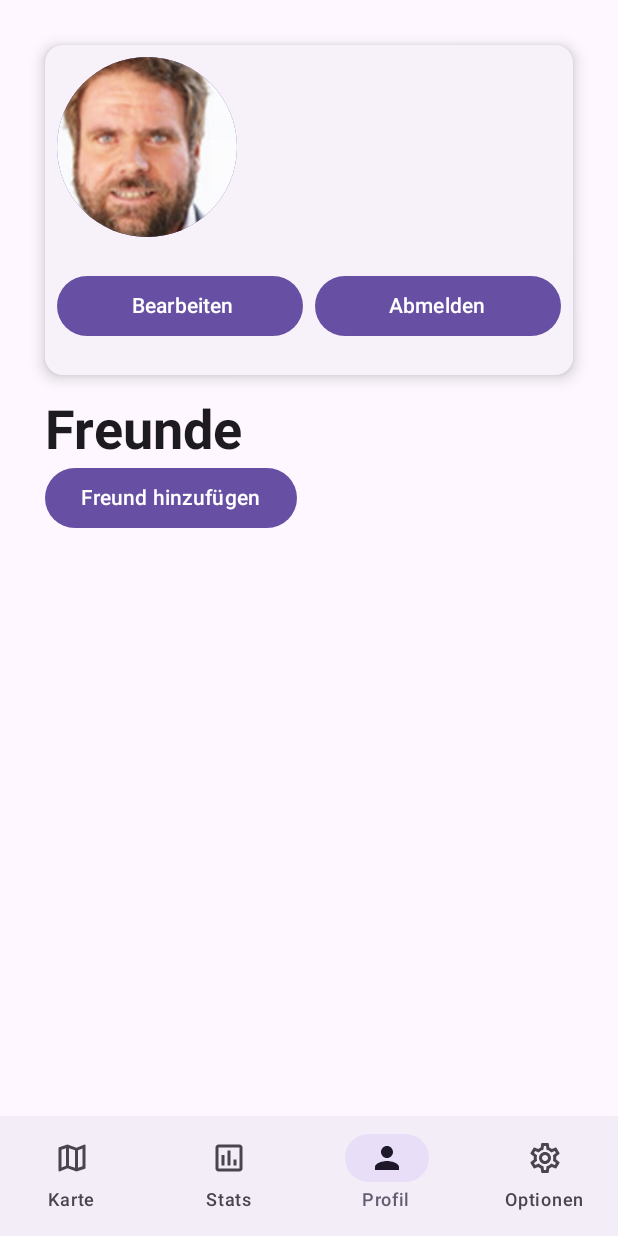
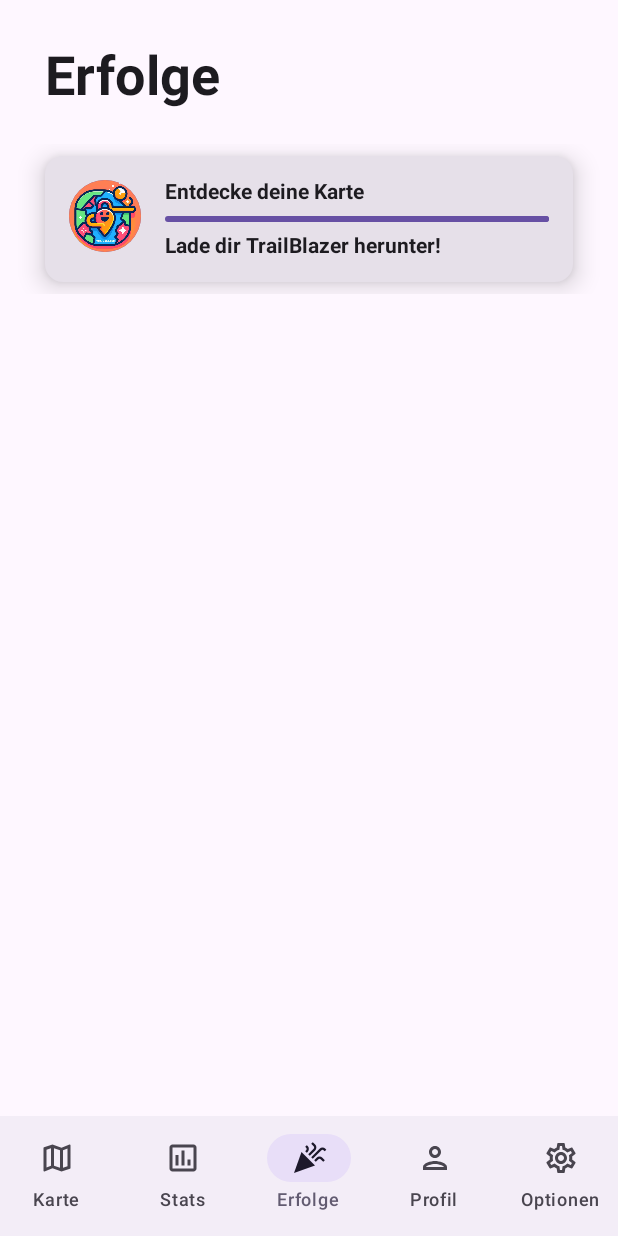
Before and after one commit to MaxOette/TrailBlazer-Frontend, an Android app built with Jetpack Compose: the composable AppNavigation shown on its own in the app's theme, item 3 of the bottom bar chosen, on a phone screen of 412 x 824 dp. Run offline under Robolectric (Android 15) with nearby library versions, the phone set to English and light mode, and no system bars; network calls fail; 2 statements that could not run were skipped.

Commit message:
add GoalsScreen ("Erfolge"/"Achievements")

```diff
--- a/app/src/main/java/de/max/trailblazerfrontendv1/navigation/AppNavigation.kt
+++ b/app/src/main/java/de/max/trailblazerfrontendv1/navigation/AppNavigation.kt
@@ -16,6 +16,7 @@ import androidx.navigation.compose.NavHost
 import androidx.navigation.compose.composable
 import androidx.navigation.compose.currentBackStackEntryAsState
 import androidx.navigation.compose.rememberNavController
+import de.max.trailblazerfrontendv1.screens.GoalsScreen
 import de.max.trailblazerfrontendv1.screens.MapScreen
 import de.max.trailblazerfrontendv1.screens.ProfileScreen
 import de.max.trailblazerfrontendv1.screens.Screens
@@ -67,6 +68,9 @@ fun AppNavigation(applicationContext: Context) {
             composable(route = Screens.StatsScreen.name) {
                 StatsScreen()
             }
+            composable(route = Screens.GoalsScreen.name) {
+                GoalsScreen()
+            }
             composable(route = Screens.ProfileScreen.name) {
                 ProfileScreen()
             }
--- a/app/src/main/java/de/max/trailblazerfrontendv1/navigation/NavItems.kt
+++ b/app/src/main/java/de/max/trailblazerfrontendv1/navigation/NavItems.kt
@@ -1,12 +1,16 @@
 package de.max.trailblazerfrontendv1.navigation
 
 import androidx.compose.material.icons.Icons
+import androidx.compose.material.icons.filled.Celebration
 import androidx.compose.material.icons.filled.InsertChart
 import androidx.compose.material.icons.filled.Map
+import androidx.compose.material.icons.filled.MilitaryTech
 import androidx.compose.material.icons.filled.Person
 import androidx.compose.material.icons.filled.Settings
+import androidx.compose.material.icons.outlined.Celebration
 import androidx.compose.material.icons.outlined.InsertChart
 import androidx.compose.material.icons.outlined.Map
+import androidx.compose.material.icons.outlined.MilitaryTech
 import androidx.compose.material.icons.outlined.Person
 import androidx.compose.material.icons.outlined.Settings
 import androidx.compose.ui.graphics.vector.ImageVector
@@ -33,6 +37,12 @@ val listOfNavItems = listOf(
         route = Screens.StatsScreen.name
     ),
     NavItem(
+        label = "Erfolge",
+        primaryIcon = Icons.Filled.Celebration,
+        secondaryIcon = Icons.Outlined.Celebration,
+        route = Screens.GoalsScreen.name
+    ),
+    NavItem(
         label = "Profil",
         primaryIcon = Icons.Filled.Person,
         secondaryIcon = Icons.Outlined.Person,
--- /dev/null
+++ b/app/src/main/java/de/max/trailblazerfrontendv1/screens/GoalsScreen.kt
@@ -0,0 +1,103 @@
+package de.max.trailblazerfrontendv1.screens
+
+
+import androidx.compose.foundation.Image
+import androidx.compose.foundation.background
+import androidx.compose.foundation.layout.Box
+import androidx.compose.foundation.layout.Column
+import androidx.compose.foundation.layout.Row
+import androidx.compose.foundation.layout.Spacer
+import androidx.compose.foundation.layout.fillMaxSize
+import androidx.compose.foundation.layout.fillMaxWidth
+import androidx.compose.foundation.layout.height
+import androidx.compose.foundation.layout.padding
+import androidx.compose.foundation.layout.size
+import androidx.compose.foundation.layout.width
+import androidx.compose.foundation.lazy.LazyColumn
+import androidx.compose.foundation.shape.CircleShape
+import androidx.compose.material3.Card
+import androidx.compose.material3.CardDefaults
+import androidx.compose.material3.LinearProgressIndicator
+import androidx.compose.material3.MaterialTheme
+import androidx.compose.material3.Text
+import androidx.compose.runtime.Composable
+import androidx.compose.runtime.LaunchedEffect
+import androidx.compose.ui.Modifier
+import androidx.compose.ui.draw.clip
+import androidx.compose.ui.res.painterResource
+import androidx.compose.ui.text.font.FontWeight
+import androidx.compose.ui.unit.dp
+import androidx.compose.ui.unit.sp
+import de.max.trailblazerfrontendv1.Api.StatsApi
+import de.max.trailblazerfrontendv1.R
+import de.max.trailblazerfrontendv1.Util.GeneralConstants
+
+@Composable
+fun GoalsScreen() {
+    LaunchedEffect (key1 = Unit) {
+            try {
+                val response = StatsApi.statsService.getStats()
+                val statsData = response
+                println(statsData)
+
+            } catch (e: Error) {
+                println(e.message)
+            }
+    }
+    Box(
+        modifier = Modifier.fillMaxSize()
+    ) {
+        Column(
+            modifier = Modifier
+                .fillMaxSize()
+                .padding(all = 30.dp)
+        ) {
+            Text(
+                text = "Erfolge",
+                fontWeight = FontWeight.Bold,
+                fontSize = 36.sp
+            )
+            Spacer(modifier = Modifier.height(24.dp))
+
+            LazyColumn {
+                item {
+                    Card(
+                        modifier = Modifier
+                            .fillMaxWidth()
+                            .padding(vertical = 8.dp),
+                        elevation = CardDefaults.cardElevation(
+                            defaultElevation = 10.dp
+                        )
+                    ) {
+                        Row(
+                            modifier = Modifier
+                                .padding(16.dp)
+                        ) {
+                            Image(
+                                painter = painterResource(id = R.drawable.trail_blazer_app_icon),
+                                contentDescription = null,
+                                modifier = Modifier
+                                    .size(48.dp)
+                                    .clip(CircleShape)
+                                    .background(MaterialTheme.colorScheme.primary)
+                            )
+                            Spacer(modifier = Modifier.width(16.dp))
+                            Column {
+                                Text(text = "Entdecke deine Karte", fontWeight = FontWeight.Bold)
+                                Spacer(modifier = Modifier.height(8.dp))
+                                if (1 != null) {
+                                    LinearProgressIndicator(
+                                        progress = 1f,
+                                        modifier = Modifier.fillMaxWidth()
+                                    )
+                                }
+                                Spacer(modifier = Modifier.height(8.dp))
+                                Text(text = "Lade dir TrailBlazer herunter!", fontWeight = FontWeight.Bold)
+                            }
+                        }
+                    }
+                }
+            }
+        }
+    }
+}
--- a/app/src/main/java/de/max/trailblazerfrontendv1/screens/Screens.kt
+++ b/app/src/main/java/de/max/trailblazerfrontendv1/screens/Screens.kt
@@ -3,6 +3,7 @@ package de.max.trailblazerfrontendv1.screens
 enum class Screens {
     MapScreen,
     StatsScreen,
+    GoalsScreen,
     ProfileScreen,
     SettingsScreen
 }
```
